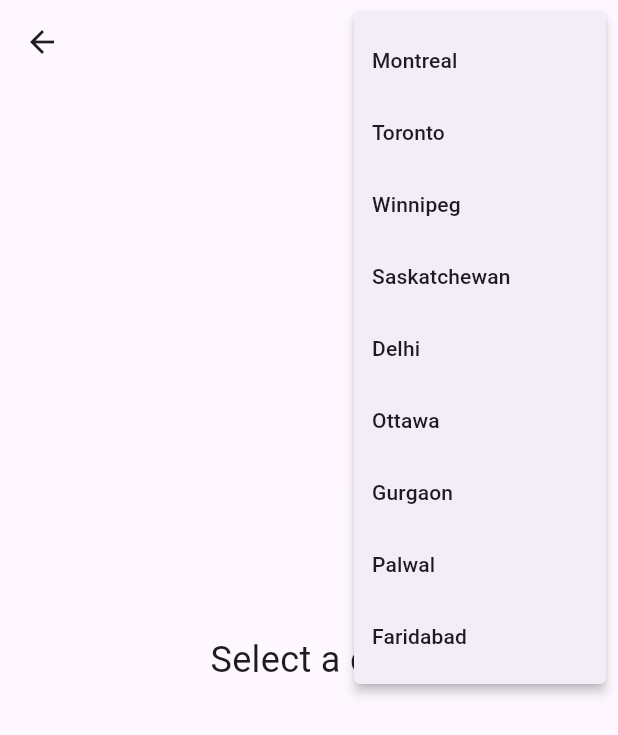
After one commit to SumanTanwar/FlutterProjects, a Flutter app: the Weatherpage screen opened directly, after a tap on the "more vert" icon, on a phone screen of 412 x 824 dp. The commit adds this screen. Shown: the top 735 px of the screen. Run offline on Flutter 3.47's test engine with Material 3 defaults, Android fonts, the phone set to English and light mode, and no system bars.

Commit message:
Selection of cities

```diff
--- a/lib/Confirmation.dart
+++ b/lib/Confirmation.dart
@@ -1,4 +1,5 @@
 import 'package:first_proj/PaymentMethodScreen.dart';
+import 'package:first_proj/WeatherPage.dart';
 import 'package:flutter/material.dart';
 
 class Confirmation extends StatelessWidget {
@@ -32,13 +33,13 @@ class Confirmation extends StatelessWidget {
 
               ElevatedButton(onPressed: () {
                 Navigator.push(context,
-                    MaterialPageRoute(builder: (context) => PaymentMethodScreen()));
+                    MaterialPageRoute(builder: (context) => Weatherpage()));
               },
                 style: ElevatedButton.styleFrom(
                     backgroundColor: Colors.black,
                     minimumSize: Size(double.infinity, 50)
                 ),
-                child: Text("Go Back Home",style: TextStyle(color: Colors.white)),)
+                child: Text("Weather Check",style: TextStyle(color: Colors.white)),)
             ],),
 
         ) ,
--- /dev/null
+++ b/lib/WeatherPage.dart
@@ -0,0 +1,55 @@
+import 'package:flutter/material.dart';
+
+class Weatherpage extends StatefulWidget {
+  @override
+  State<Weatherpage> createState() => _WeatherpageState();
+}
+
+class _WeatherpageState extends State<Weatherpage> {
+  List<String> cities = [
+    "Montreal",
+    "Toronto",
+    "Winnipeg",
+    "Saskatchewan",
+    "Delhi",
+    "Ottawa",
+    "Gurgaon",
+    "Palwal",
+    "Faridabad"
+  ];
+
+  String cityName = "";
+
+  @override
+  Widget build(BuildContext context) {
+    return Scaffold(
+      appBar: AppBar(
+
+        actions: [
+          PopupMenuButton(
+            onSelected: (String city) {
+              setState(() {
+                cityName = city;
+              });
+            },
+            itemBuilder: (BuildContext context) {
+              return cities.map<PopupMenuItem<String>>((String city) {
+                return PopupMenuItem<String>(
+                  value: city,
+                  child: Text(city),
+                );
+              }).toList();
+            },
+            icon: Icon(Icons.more_vert),
+          ),
+        ],
+      ),
+      body: Center(
+        child: Text(
+          cityName.isEmpty ? 'Select a city' : cityName,
+          style: TextStyle(fontSize: 24),
+        ),
+      ),
+    );
+  }
+}
```
